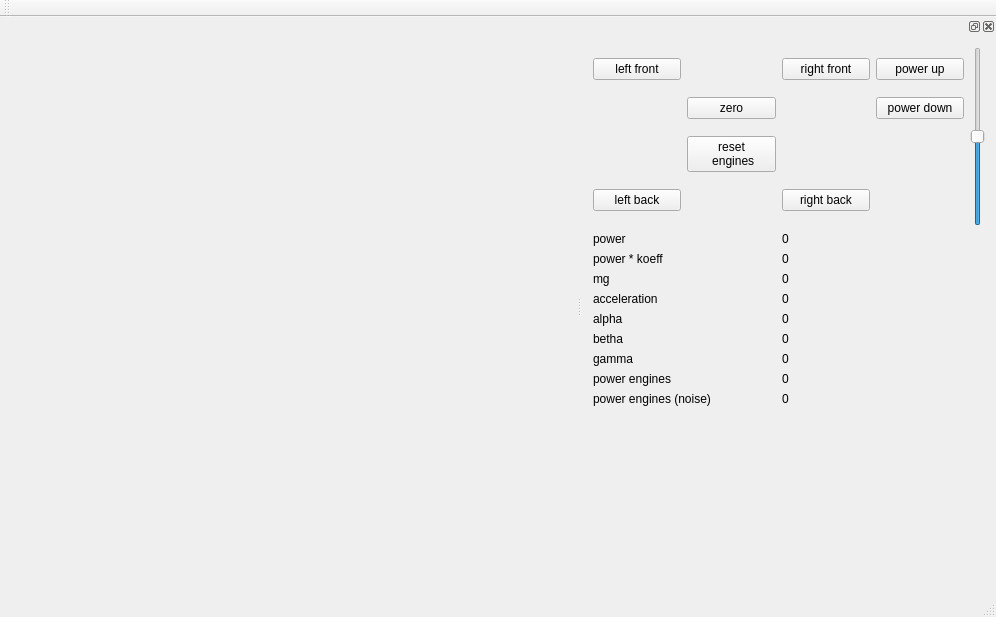
Above: mainwindow.ui from artthirt/glsamp before the change. Below: the same form after it.
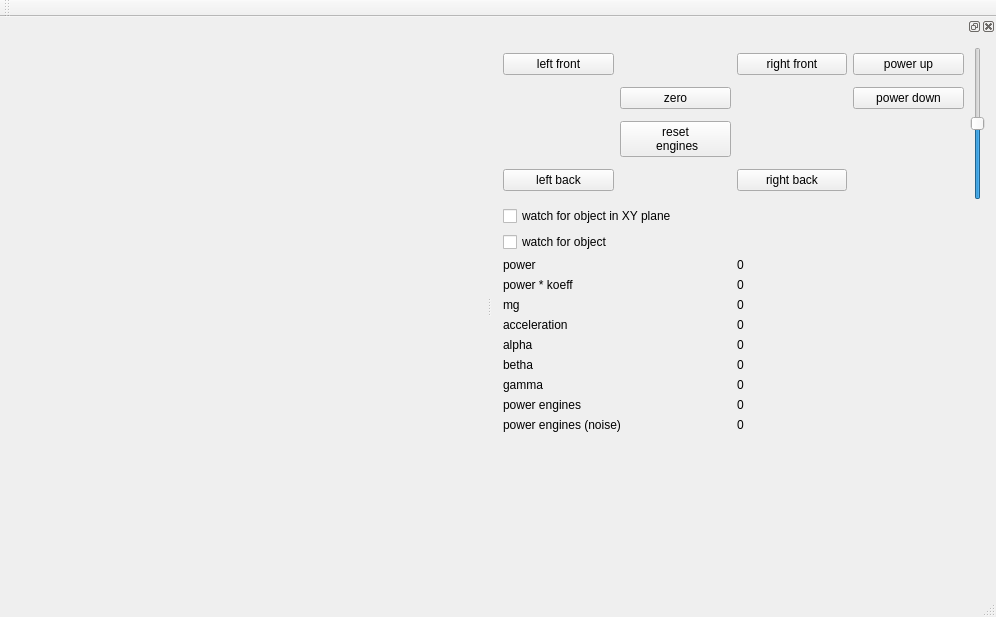
That is the form after the change. Custom widgets are drawn as their Qt base class.

Commit message: use matrix for rotate watch for object watch for trajectory

```diff
--- a/mainwindow.ui
+++ b/mainwindow.ui
@@ -46,8 +46,8 @@
   <widget class="QDockWidget" name="dockWidget">
    <property name="minimumSize">
     <size>
-     <width>414</width>
-     <height>342</height>
+     <width>504</width>
+     <height>434</height>
     </size>
    </property>
    <attribute name="dockWidgetArea">
@@ -55,7 +55,7 @@
    </attribute>
    <widget class="QWidget" name="dockWidgetContents">
     <layout class="QGridLayout" name="gridLayout_2">
-     <item row="1" column="2">
+     <item row="3" column="2">
       <layout class="QGridLayout" name="gridLayout_3">
        <item row="7" column="0">
         <widget class="QLabel" name="label_">
@@ -246,7 +246,7 @@
        </item>
       </layout>
      </item>
-     <item row="2" column="2">
+     <item row="4" column="2">
       <spacer name="verticalSpacer">
        <property name="orientation">
         <enum>Qt::Vertical</enum>
@@ -272,6 +272,20 @@
        </property>
       </widget>
      </item>
+     <item row="1" column="2">
+      <widget class="QCheckBox" name="cb_watch">
+       <property name="text">
+        <string>watch for object in XY plane</string>
+       </property>
+      </widget>
+     </item>
+     <item row="2" column="2">
+      <widget class="QCheckBox" name="cb_watch_gl">
+       <property name="text">
+        <string>watch for object</string>
+       </property>
+      </widget>
+     </item>
     </layout>
    </widget>
   </widget>
```
Left out of the diff: 14 changed lines with no effect on the pictures. The commit also changes 7 other files.
